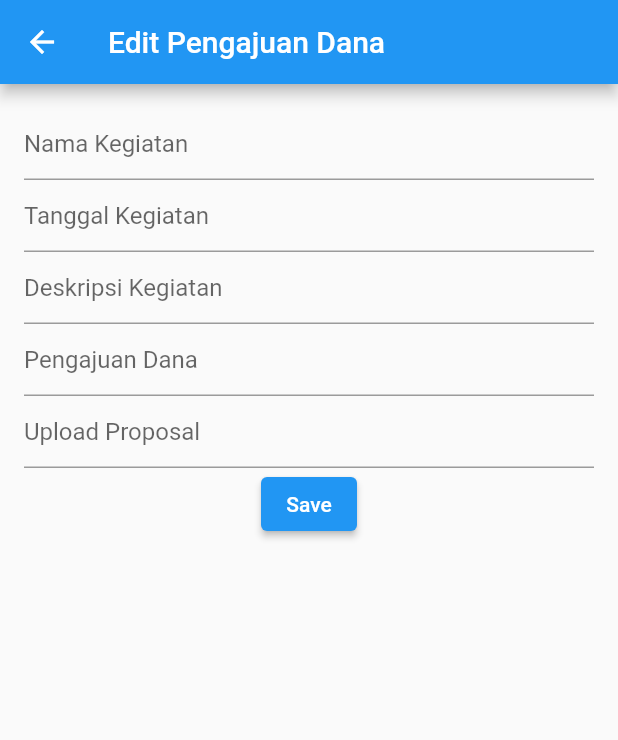
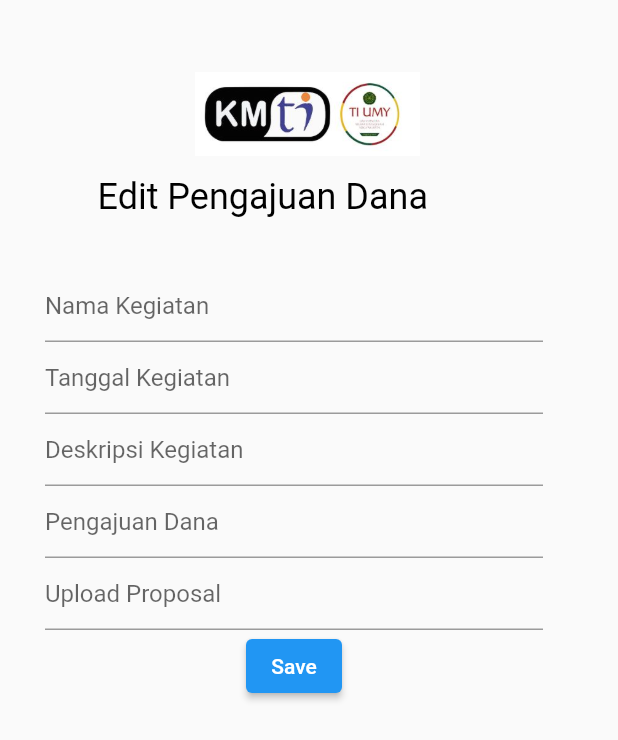
Before and after one commit to dhiastii/091_Pengajuan-Dana, a Flutter app: the EditPengajuan screen opened directly, on a phone screen of 412 x 824 dp. Shown: the top 740 px of the screen. Run offline on Flutter 3.47's test engine with Material 2 defaults, Android fonts, the phone set to English and light mode, and no system bars; our stand-ins replace cloud_firestore, file_picker, firebase_auth, firebase_core; accounts and stored records are empty; Roboto replaces fonts that are missing (Arsenal).

Commit message:
add logo on edit pengajuan

```diff
--- a/lib/view/editpengajuan.dart
+++ b/lib/view/editpengajuan.dart
@@ -19,11 +19,38 @@
     String desk;
     String dana;
     return Scaffold(
-        appBar: AppBar(
-          title: Text('Edit Pengajuan Dana'),
+        // appBar: AppBar(
+        //   title: Text('Edit Pengajuan Dana'),
+        // ),
+        body: Stack(children: <Widget>[
+      Positioned(
+          top: 1,
+          left: 130,
+          child: Image.asset(
+            'assets/images/logoatas.jpg',
+            width: 150,
+            height: 150,
+          )),
+      Positioned(
+        top: 120,
+        left: 65,
+        child: Text(
+          'Edit Pengajuan Dana',
+          textAlign: TextAlign.center,
+          style: TextStyle(
+            color: Color.fromRGBO(0, 0, 0, 1),
+            fontFamily: 'Arsenal',
+            fontSize: 24,
+            letterSpacing: 0,
+            fontWeight: FontWeight.normal,
+            height: 1,
           ),
-        body: Padding(
-          padding: EdgeInsets.all(16.0),
+        ),
+      ),
+      Positioned(
+        top: 180,
+        left: 30,
+        right: 50,
         child: Column(children: [
           TextFormField(
             decoration: const InputDecoration(hintText: 'Nama Kegiatan'),
@@ -63,6 +90,7 @@
             child: const Text('Save'),
           ),
         ]),
-        ));
+      )
+    ]));
   }
 }
```
Lines whose indentation alone changed are shown as unchanged.
